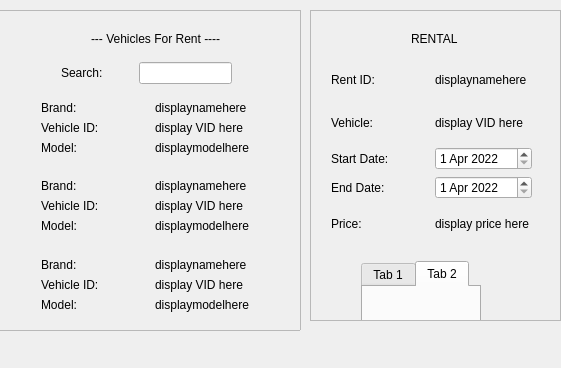
The window that RenTogether/secdialog.ui (GMengRong/ICT1009-CPP-RenTogether) describes before a commit, drawn with Qt 5.
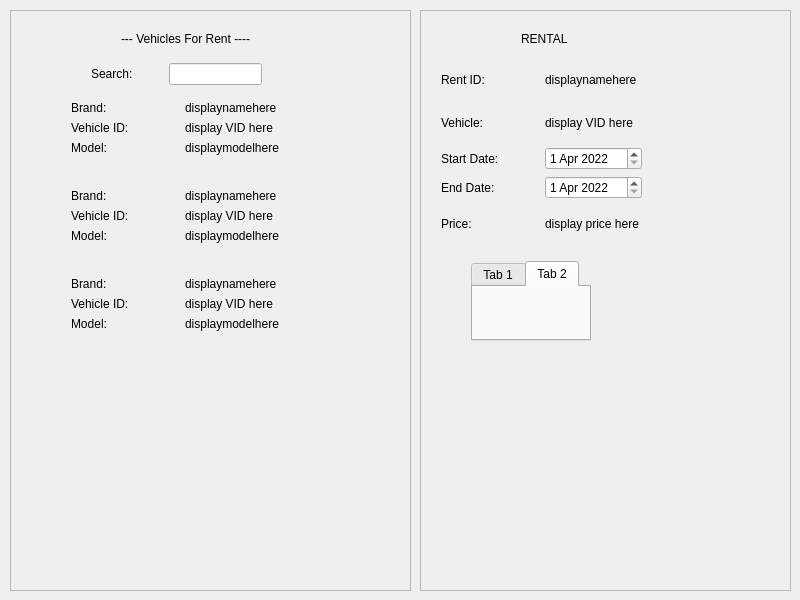
The same window after the commit.

Diff of the .ui file:
```diff
--- a/RenTogether/secdialog.ui
+++ b/RenTogether/secdialog.ui
@@ -6,8 +6,8 @@
    <rect>
     <x>0</x>
     <y>0</y>
-    <width>561</width>
-    <height>368</height>
+    <width>800</width>
+    <height>600</height>
    </rect>
   </property>
   <property name="windowTitle">
@@ -16,10 +16,10 @@
   <widget class="QScrollArea" name="scrollArea">
    <property name="geometry">
     <rect>
-     <x>-20</x>
+     <x>10</x>
      <y>10</y>
-     <width>321</width>
-     <height>321</height>
+     <width>401</width>
+     <height>581</height>
     </rect>
    </property>
    <property name="widgetResizable">
@@ -30,8 +30,8 @@
      <rect>
       <x>0</x>
       <y>0</y>
-      <width>319</width>
-      <height>319</height>
+      <width>399</width>
+      <height>579</height>
      </rect>
     </property>
     <widget class="QLabel" name="label">
@@ -53,7 +53,7 @@
        <x>60</x>
        <y>90</y>
        <width>221</width>
-       <height>211</height>
+       <height>230</height>
       </rect>
      </property>
      <layout class="QVBoxLayout" name="verticalLayout_4">
@@ -265,7 +265,7 @@
        <x>80</x>
        <y>50</y>
        <width>171</width>
-       <height>24</height>
+       <height>26</height>
       </rect>
      </property>
      <layout class="QHBoxLayout" name="horizontalLayout_15">
@@ -286,10 +286,10 @@
   <widget class="QScrollArea" name="scrollArea_2">
    <property name="geometry">
     <rect>
-     <x>310</x>
+     <x>420</x>
      <y>10</y>
-     <width>251</width>
-     <height>311</height>
+     <width>371</width>
+     <height>581</height>
     </rect>
    </property>
    <property name="widgetResizable">
@@ -300,8 +300,8 @@
      <rect>
       <x>0</x>
       <y>0</y>
-      <width>249</width>
-      <height>309</height>
+      <width>369</width>
+      <height>579</height>
      </rect>
     </property>
     <widget class="QLabel" name="label_2">
```
